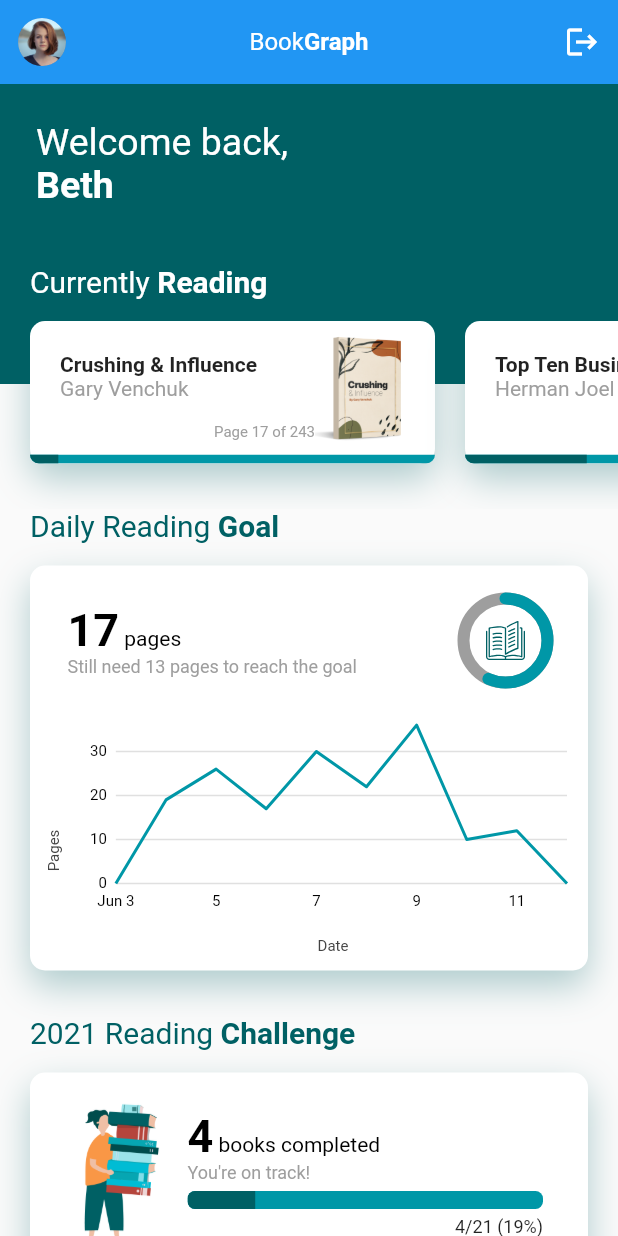
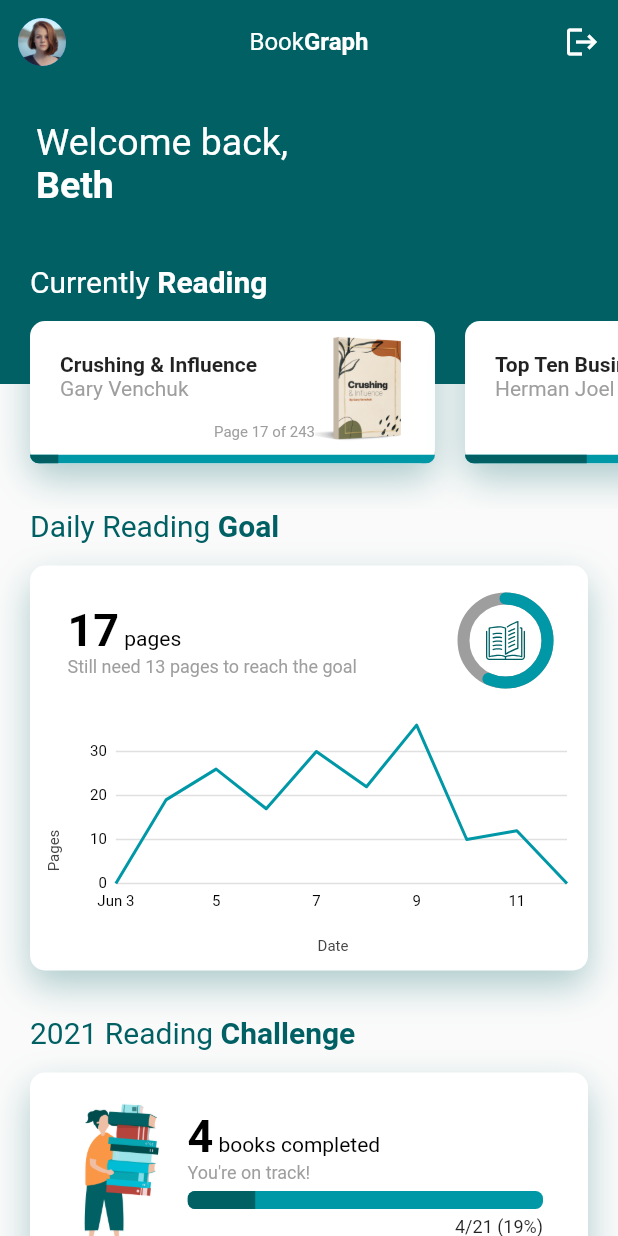
Before and after one commit to maruzimuslih/bookgraph, a Flutter app: the HomePage screen opened directly with sample values from the repository, on a phone screen of 412 x 824 dp. Run offline on Flutter 3.47's test engine with Material 2 defaults, Android fonts, the light colour scheme and no system bars; our stand-ins replace charts_flutter, flutter_svg.

Commit message:
Upgrade flutter 2.5.3

```diff
--- a/lib/home_page.dart
+++ b/lib/home_page.dart
@@ -7,26 +7,25 @@ import 'package:flutter_svg/flutter_svg.dart';
 import 'package:charts_flutter/flutter.dart' as charts;
 import 'dart:math';
 
-// ignore: must_be_immutable
 class HomePage extends StatefulWidget {
   final User user;
 
-  HomePage({this.user});
+  HomePage({required this.user});
 
   @override
   _HomePageState createState() => _HomePageState();
 }
 
 class _HomePageState extends State<HomePage> with SingleTickerProviderStateMixin {
-  AnimationController progressController;
-  Animation<double> animation;
+  late AnimationController progressController;
+  late Animation<double> animation;
   DateTime today = DateTime.now();
   double dailyGoal = 30;
   double currentProgress = 17;
 
   List<charts.Series<Goals, DateTime>> seriesLineData = [
     charts.Series(
-      colorFn: (__, _) => charts.ColorUtil.fromDartColor(Colors.cyan[700]),
+      colorFn: (__, _) => charts.ColorUtil.fromDartColor(Colors.cyan[700]!),
       id: 'Daily Goals',
       data: weeklyProgress,
       domainFn: (Goals goals, _) => goals.date,
@@ -48,6 +47,7 @@ class _HomePageState extends State<HomePage> with SingleTickerProviderStateMixin
   Widget build(BuildContext context) {
     return Scaffold(
       appBar: AppBar(
+        backgroundColor: Colors.cyan[900],
         leading: Padding(
           padding: const EdgeInsets.all(12.0),
           child: CircleAvatar(
@@ -179,7 +179,7 @@ class _HomePageState extends State<HomePage> with SingleTickerProviderStateMixin
                     boxShadow: [BoxShadow(
                       offset: Offset(0, 10),
                       blurRadius: 20,
-                      color: Colors.cyan[900].withOpacity(.3)
+                      color: Colors.cyan[900]!.withOpacity(.3)
                     )]
                   ),
                   child: Column(
@@ -322,7 +322,7 @@ class _HomePageState extends State<HomePage> with SingleTickerProviderStateMixin
                     boxShadow: [BoxShadow(
                       offset: Offset(0, 10),
                       blurRadius: 20,
-                      color: Colors.cyan[900].withOpacity(.3)
+                      color: Colors.cyan[900]!.withOpacity(.3)
                     )
                   ]),
                   child: Padding(
@@ -370,7 +370,7 @@ class _HomePageState extends State<HomePage> with SingleTickerProviderStateMixin
                                   child: LinearProgressIndicator(
                                     value: completedBooks.toDouble() / yearGoal,
                                     minHeight: 12,
-                                    valueColor: AlwaysStoppedAnimation<Color>(Colors.cyan[900]),
+                                    valueColor: AlwaysStoppedAnimation<Color>(Colors.cyan[900]!),
                                     backgroundColor: Colors.cyan[700],
                                   ),
                                 ),
@@ -403,7 +403,7 @@ class _HomePageState extends State<HomePage> with SingleTickerProviderStateMixin
 class CurrentlyReadingList extends StatelessWidget {
   final Book book;
 
-  CurrentlyReadingList({this.book});
+  CurrentlyReadingList({required this.book});
 
   @override
   Widget build(BuildContext context) {
@@ -416,7 +416,7 @@ class CurrentlyReadingList extends StatelessWidget {
         boxShadow: [BoxShadow(
           offset: Offset(0, 10),
           blurRadius: 20,
-          color: Colors.cyan[900].withOpacity(.3)
+          color: Colors.cyan[900]!.withOpacity(.3)
         )]
       ),
       child: Column(
@@ -461,7 +461,7 @@ class CurrentlyReadingList extends StatelessWidget {
             child: LinearProgressIndicator(
               value: book.currentPage / book.totalPage,
               minHeight: 6,
-              valueColor: AlwaysStoppedAnimation<Color>(Colors.cyan[900]),
+              valueColor: AlwaysStoppedAnimation<Color>(Colors.cyan[900]!),
               backgroundColor: Colors.cyan[700],
             ),
           ),
@@ -486,7 +486,7 @@ class CircleProgress extends CustomPainter{
 
     Paint completeArc = Paint()
       ..strokeWidth = 8
-      ..color = Colors.cyan[700]
+      ..color = Colors.cyan[700]!
       ..style = PaintingStyle.stroke
       ..strokeCap  = StrokeCap.round;
 
--- a/lib/model/books.dart
+++ b/lib/model/books.dart
@@ -1,5 +1,3 @@
-import 'package:flutter/material.dart';
-
 class Book{
   String title;
   String author;
@@ -8,11 +6,11 @@ class Book{
   int currentPage;
 
   Book({
-    @required this.title,
-    @required this.author,
-    @required this.imageAsset,
-    @required this.totalPage,
-    @required this.currentPage,
+    required this.title,
+    required this.author,
+    required this.imageAsset,
+    required this.totalPage,
+    required this.currentPage,
   });
 }
 
--- a/lib/model/daily_goals.dart
+++ b/lib/model/daily_goals.dart
@@ -1,12 +1,10 @@
-import 'package:flutter/material.dart';
-
 class Goals {
   final DateTime date;
   final int pages;
 
   Goals({
-    @required this.date,
-    @required this.pages
+    required this.date,
+    required this.pages
   });
 }
 
--- a/lib/model/user.dart
+++ b/lib/model/user.dart
@@ -1,5 +1,3 @@
-import 'package:flutter/material.dart';
-
 class User{
   String username;
   String password;
@@ -8,11 +6,11 @@ class User{
   String avatar;
 
   User({
-    @required this.username,
-    @required this.password,
-    @required this.fullName,
-    @required this.nickName,
-    @required this.avatar,
+    required this.username,
+    required this.password,
+    required this.fullName,
+    required this.nickName,
+    required this.avatar,
   });
 }
 
--- a/pubspec.yaml
+++ b/pubspec.yaml
@@ -18,7 +18,7 @@ publish_to: 'none' # Remove this line if you wish to publish to pub.dev
 version: 1.0.0+1
 
 environment:
-  sdk: ">=2.7.0 <3.0.0"
+  sdk: ">=2.12.0 <3.0.0"
 
 dependencies:
   flutter:
@@ -28,8 +28,8 @@ dependencies:
   # The following adds the Cupertino Icons font to your application.
   # Use with the CupertinoIcons class for iOS style icons.
   cupertino_icons: ^1.0.2
-  flutter_svg:
-  charts_flutter:
+  flutter_svg: ^0.23.0+1
+  charts_flutter: ^0.12.0
 
 dev_dependencies:
   flutter_test:
```
Also changed, not shown: pubspec.lock, 3 other files.
